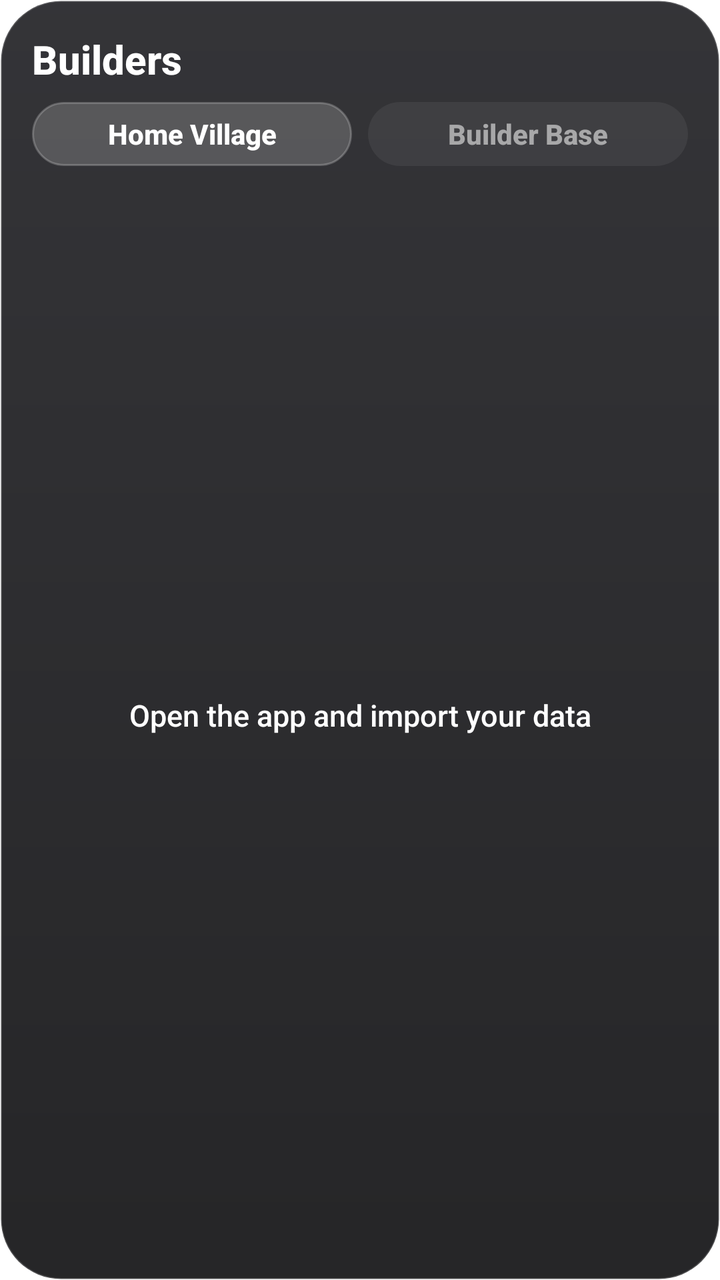
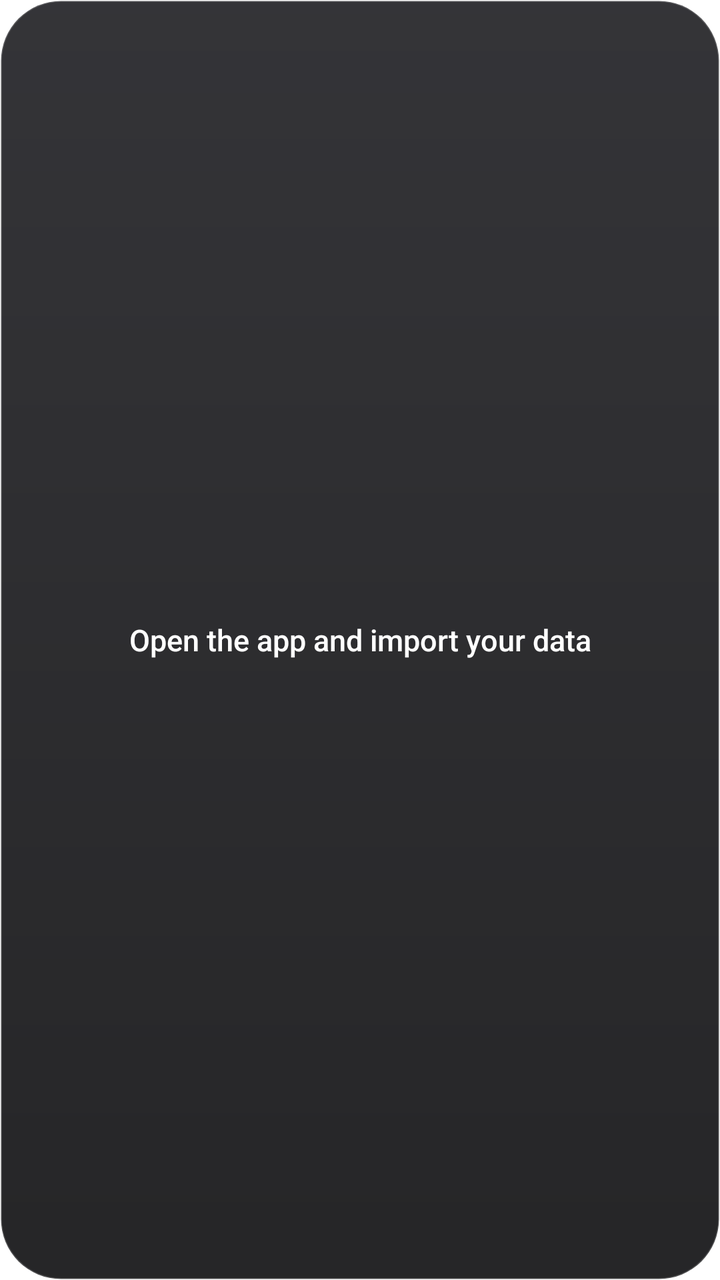

Screens rendered from an Android XML layout before and after an edit, with the pre-edit source and the edit as a unified diff.
<!-- AndroidManifest.xml: fallback theme Theme.MaterialComponents.DayNight.NoActionBar -->
<!-- res/layout/builder_widget.xml -->
<?xml version="1.0" encoding="utf-8"?>
<LinearLayout xmlns:android="http://schemas.android.com/apk/res/android"
    android:id="@+id/widget_root"
    android:layout_width="match_parent"
    android:layout_height="match_parent"
    android:background="@drawable/widget_bg"
    android:orientation="vertical"
    android:padding="16dp">

    <LinearLayout
        android:layout_width="match_parent"
        android:layout_height="wrap_content"
        android:gravity="center_vertical"
        android:orientation="horizontal">
        <TextView
            android:layout_width="0dp"
            android:layout_height="wrap_content"
            android:layout_weight="1"
            android:fontFamily="sans-serif-medium"
            android:text="Builders"
            android:textColor="#FFFFFF"
            android:textSize="20sp"
            android:textStyle="bold"/>
        <TextView
            android:id="@+id/free_text"
            android:layout_width="wrap_content"
            android:layout_height="wrap_content"
            android:fontFamily="sans-serif-medium"
            android:textColor="#8CFFFFFF"
            android:textSize="14sp"/>
    </LinearLayout>

    <LinearLayout
        android:layout_width="match_parent"
        android:layout_height="wrap_content"
        android:layout_marginTop="8dp"
        android:layout_marginBottom="8dp"
        android:orientation="horizontal">
        <TextView
            android:id="@+id/tab_home"
            android:layout_width="0dp"
            android:layout_height="32dp"
            android:layout_weight="1"
            android:layout_marginEnd="4dp"
            android:background="@drawable/tab_selected"
            android:fontFamily="sans-serif-medium"
            android:gravity="center"
            android:text="Home Village"
            android:textColor="#FFFFFF"
            android:textSize="14sp"
            android:textStyle="bold"/>
        <TextView
            android:id="@+id/tab_base"
            android:layout_width="0dp"
            android:layout_height="32dp"
            android:layout_weight="1"
            android:layout_marginStart="4dp"
            android:background="@drawable/tab_unselected"
            android:fontFamily="sans-serif-medium"
            android:gravity="center"
            android:text="Builder Base"
            android:textColor="#8CFFFFFF"
            android:textSize="14sp"
            android:textStyle="bold"/>
    </LinearLayout>

    <LinearLayout
        android:layout_width="match_parent"
        android:layout_height="0dp"
        android:layout_weight="1"
        android:orientation="vertical"
        android:paddingStart="4dp"
        android:paddingEnd="4dp"
        android:paddingTop="4dp"
        android:paddingBottom="4dp">
        <FrameLayout
            android:layout_width="match_parent"
            android:layout_height="0dp"
            android:layout_weight="1">
        <TextView
            android:id="@+id/empty_text"
            android:layout_width="match_parent"
            android:layout_height="match_parent"
            android:fontFamily="sans-serif-medium"
            android:gravity="center"
            android:text="Open the app and import your data"
            android:textColor="#FFFFFF"
            android:textSize="15sp"/>
        <ListView
            android:id="@+id/list"
            android:layout_width="match_parent"
            android:layout_height="match_parent"
            android:divider="@null"
            android:dividerHeight="0dp"
            android:scrollbars="none"/>
        </FrameLayout>
    </LinearLayout>
</LinearLayout>
<!-- resources referenced by this layout -->
<resources>
  <!-- drawable tab_selected (drawable) -->
  <?xml version="1.0" encoding="utf-8"?>
  <shape xmlns:android="http://schemas.android.com/apk/res/android" android:shape="rectangle">
      <solid android:color="#2EFFFFFF"/>
      <corners android:radius="20dp"/>
      <stroke android:width="1dp" android:color="#38FFFFFF"/>
  </shape>
  <!-- drawable tab_unselected (drawable) -->
  <?xml version="1.0" encoding="utf-8"?>
  <shape xmlns:android="http://schemas.android.com/apk/res/android" android:shape="rectangle">
      <solid android:color="#0FFFFFFF"/>
      <corners android:radius="20dp"/>
  </shape>
  <!-- drawable widget_bg (drawable) -->
  <?xml version="1.0" encoding="utf-8"?>
  <shape xmlns:android="http://schemas.android.com/apk/res/android" android:shape="rectangle">
      <gradient android:angle="270" android:startColor="#E61E1E22" android:endColor="#E60E0E10"/>
      <corners android:radius="30dp"/>
      <stroke android:width="1dp" android:color="#2EFFFFFF"/>
  </shape>
</resources>

<!-- the commit's change to res/layout/builder_widget.xml (unified diff, before → after) -->
@@ -1,98 +1,27 @@
 <?xml version="1.0" encoding="utf-8"?>
-<LinearLayout xmlns:android="http://schemas.android.com/apk/res/android"
+<FrameLayout xmlns:android="http://schemas.android.com/apk/res/android"
     android:id="@+id/widget_root"
     android:layout_width="match_parent"
     android:layout_height="match_parent"
     android:background="@drawable/widget_bg"
-    android:orientation="vertical"
-    android:padding="16dp">
-
-    <LinearLayout
+    android:paddingStart="18dp"
+    android:paddingEnd="18dp"
+    android:paddingTop="8dp"
+    android:paddingBottom="8dp">
+    <TextView
+        android:id="@+id/empty_text"
         android:layout_width="match_parent"
-        android:layout_height="wrap_content"
-        android:gravity="center_vertical"
-        android:orientation="horizontal">
-        <TextView
-            android:layout_width="0dp"
-            android:layout_height="wrap_content"
-            android:layout_weight="1"
-            android:fontFamily="sans-serif-medium"
-            android:text="Builders"
-            android:textColor="#FFFFFF"
-            android:textSize="20sp"
-            android:textStyle="bold"/>
-        <TextView
-            android:id="@+id/free_text"
-            android:layout_width="wrap_content"
-            android:layout_height="wrap_content"
-            android:fontFamily="sans-serif-medium"
-            android:textColor="#8CFFFFFF"
-            android:textSize="14sp"/>
-    </LinearLayout>
-
-    <LinearLayout
+        android:layout_height="match_parent"
+        android:fontFamily="sans-serif-medium"
+        android:gravity="center"
+        android:text="Open the app and import your data"
+        android:textColor="#FFFFFF"
+        android:textSize="15sp"/>
+    <ListView
+        android:id="@+id/list"
         android:layout_width="match_parent"
-        android:layout_height="wrap_content"
-        android:layout_marginTop="8dp"
-        android:layout_marginBottom="8dp"
-        android:orientation="horizontal">
-        <TextView
-            android:id="@+id/tab_home"
-            android:layout_width="0dp"
-            android:layout_height="32dp"
-            android:layout_weight="1"
-            android:layout_marginEnd="4dp"
-            android:background="@drawable/tab_selected"
-            android:fontFamily="sans-serif-medium"
-            android:gravity="center"
-            android:text="Home Village"
-            android:textColor="#FFFFFF"
-            android:textSize="14sp"
-            android:textStyle="bold"/>
-        <TextView
-            android:id="@+id/tab_base"
-            android:layout_width="0dp"
-            android:layout_height="32dp"
-            android:layout_weight="1"
-            android:layout_marginStart="4dp"
-            android:background="@drawable/tab_unselected"
-            android:fontFamily="sans-serif-medium"
-            android:gravity="center"
-            android:text="Builder Base"
-            android:textColor="#8CFFFFFF"
-            android:textSize="14sp"
-            android:textStyle="bold"/>
-    </LinearLayout>
-
-    <LinearLayout
-        android:layout_width="match_parent"
-        android:layout_height="0dp"
-        android:layout_weight="1"
-        android:orientation="vertical"
-        android:paddingStart="4dp"
-        android:paddingEnd="4dp"
-        android:paddingTop="4dp"
-        android:paddingBottom="4dp">
-        <FrameLayout
-            android:layout_width="match_parent"
-            android:layout_height="0dp"
-            android:layout_weight="1">
-        <TextView
-            android:id="@+id/empty_text"
-            android:layout_width="match_parent"
-            android:layout_height="match_parent"
-            android:fontFamily="sans-serif-medium"
-            android:gravity="center"
-            android:text="Open the app and import your data"
-            android:textColor="#FFFFFF"
-            android:textSize="15sp"/>
-        <ListView
-            android:id="@+id/list"
-            android:layout_width="match_parent"
-            android:layout_height="match_parent"
-            android:divider="@null"
-            android:dividerHeight="0dp"
-            android:scrollbars="none"/>
-        </FrameLayout>
-    </LinearLayout>
-</LinearLayout>
+        android:layout_height="match_parent"
+        android:divider="@null"
+        android:dividerHeight="0dp"
+        android:scrollbars="none"/>
+</FrameLayout>
<!-- resource entries referenced after the edit -->
@@ -1,18 +1,5 @@
 <!-- resources referenced by this layout -->
 <resources>
-  <!-- drawable tab_selected (drawable) -->
-  <?xml version="1.0" encoding="utf-8"?>
-  <shape xmlns:android="http://schemas.android.com/apk/res/android" android:shape="rectangle">
-      <solid android:color="#2EFFFFFF"/>
-      <corners android:radius="20dp"/>
-      <stroke android:width="1dp" android:color="#38FFFFFF"/>
-  </shape>
-  <!-- drawable tab_unselected (drawable) -->
-  <?xml version="1.0" encoding="utf-8"?>
-  <shape xmlns:android="http://schemas.android.com/apk/res/android" android:shape="rectangle">
-      <solid android:color="#0FFFFFFF"/>
-      <corners android:radius="20dp"/>
-  </shape>
   <!-- drawable widget_bg (drawable) -->
   <?xml version="1.0" encoding="utf-8"?>
   <shape xmlns:android="http://schemas.android.com/apk/res/android" android:shape="rectangle">
